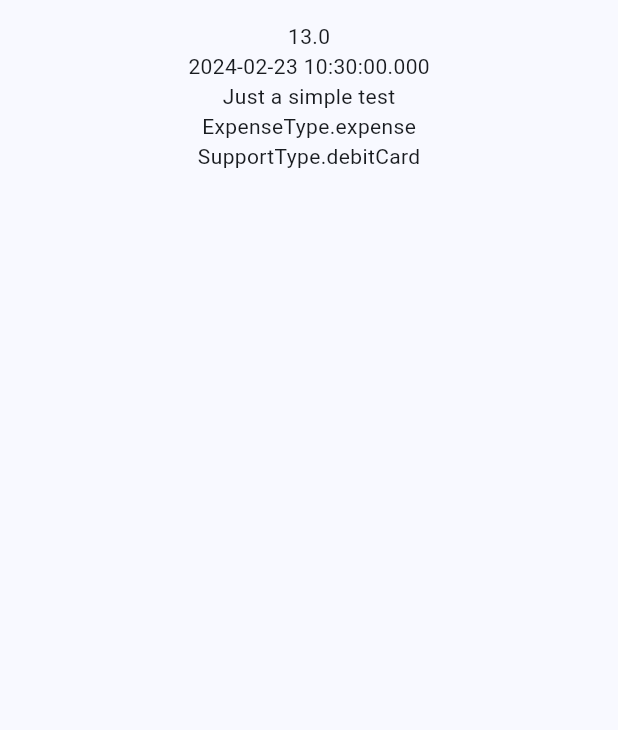
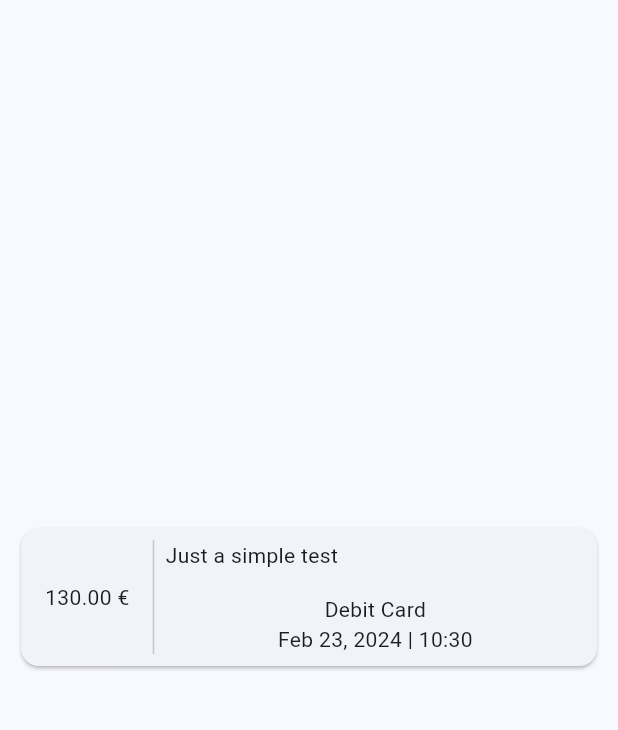
Before and after one commit to EnderNight/MoneyManager, a Flutter app: the screen it shows after launch, on a phone screen of 412 x 824 dp, the part 63-793 px from its top. Run offline on Flutter 3.47's test engine with Material 3 defaults, Android fonts, the light colour scheme and no system bars.

Commit message:
Finished adding card

```diff
--- a/money_manager/lib/data/model/money_expanse.dart
+++ b/money_manager/lib/data/model/money_expanse.dart
@@ -36,4 +36,24 @@ class MoneyExpense {
         "expenseType: $expenseType, "
         "supportType: $supportType";
   }
+
+  static String expenseTypeToString(ExpenseType type) {
+    switch (type) {
+      case ExpenseType.expense:
+        return "Expense";
+      case ExpenseType.benefice:
+        return "Benefice";
+    }
+  }
+
+  static String supportTypeToString(SupportType type) {
+    switch (type) {
+      case SupportType.debitCard:
+        return "Debit Card";
+      case SupportType.transfer:
+        return "Transfer";
+      case SupportType.cash:
+        return "Cash";
+    }
+  }
 }
--- a/money_manager/lib/page/home_page.dart
+++ b/money_manager/lib/page/home_page.dart
@@ -7,10 +7,10 @@ class HomePage extends StatelessWidget {
   HomePage({super.key});
 
   final MoneyExpense expense = MoneyExpense(
-    amount: 13,
+    amount: 130,
     dateTime: DateTime.now(),
     motive: "Just a simple test",
-    expenseType: ExpenseType.expense,
+    expenseType: ExpenseType.benefice,
     supportType: SupportType.debitCard,
   );
 
--- a/money_manager/lib/widget/money_expense_card.dart
+++ b/money_manager/lib/widget/money_expense_card.dart
@@ -1,4 +1,5 @@
 import 'package:flutter/material.dart';
+import 'package:intl/intl.dart';
 import 'package:money_manager/data/model/money_expanse.dart';
 
 class MoneyExpenseCard extends StatelessWidget {
@@ -11,14 +12,61 @@ class MoneyExpenseCard extends StatelessWidget {
 
   @override
   Widget build(BuildContext context) {
-    return Column(
-      children: [
-        Text(expense.amount.toString()),
-        Text(expense.dateTime.toString()),
-        Text(expense.motive.toString()),
-        Text(expense.expenseType.toString()),
-        Text(expense.supportType.toString()),
-      ],
+    return ConstrainedBox(
+      constraints: const BoxConstraints(maxHeight: 120),
+      child: Container(
+        margin: const EdgeInsets.all(10.0),
+        child: Card(
+          child: Container(
+            margin: const EdgeInsets.all(8.0),
+            child: Row(
+              children: [
+                Center(
+                  child: Padding(
+                      padding: const EdgeInsets.all(8.0),
+                      child: Text("${expense.amount.toStringAsFixed(2)} €")),
+                ),
+                const VerticalDivider(),
+                _ExpenseInfoWidget(expense: expense),
+              ],
+            ),
+          ),
+        ),
+      ),
     );
   }
 }
+
+class _ExpenseInfoWidget extends StatelessWidget {
+  const _ExpenseInfoWidget({
+    super.key,
+    required this.expense,
+  });
+
+  final MoneyExpense expense;
+
+  @override
+  Widget build(BuildContext context) {
+    return Expanded(
+      child: Column(
+        crossAxisAlignment: CrossAxisAlignment.start,
+        children: [
+          Expanded(
+              child: Text(
+            expense.motive,
+            overflow: TextOverflow.ellipsis,
+          )),
+          Center(
+            child: Column(
+              children: [
+                Text(MoneyExpense.supportTypeToString(expense.supportType)),
+                Text(DateFormat('MMM dd, yyyy | HH:mm')
+                    .format(expense.dateTime)),
+              ],
+            ),
+          )
+        ],
+      ),
+    );
+  }
+}
--- a/money_manager/pubspec.yaml
+++ b/money_manager/pubspec.yaml
@@ -11,6 +11,7 @@ environment:
 dependencies:
   flutter:
     sdk: flutter
+  intl: ^0.19.0
 
 dev_dependencies:
   flutter_test:
```
Also changed, not shown: money_manager/pubspec.lock.
